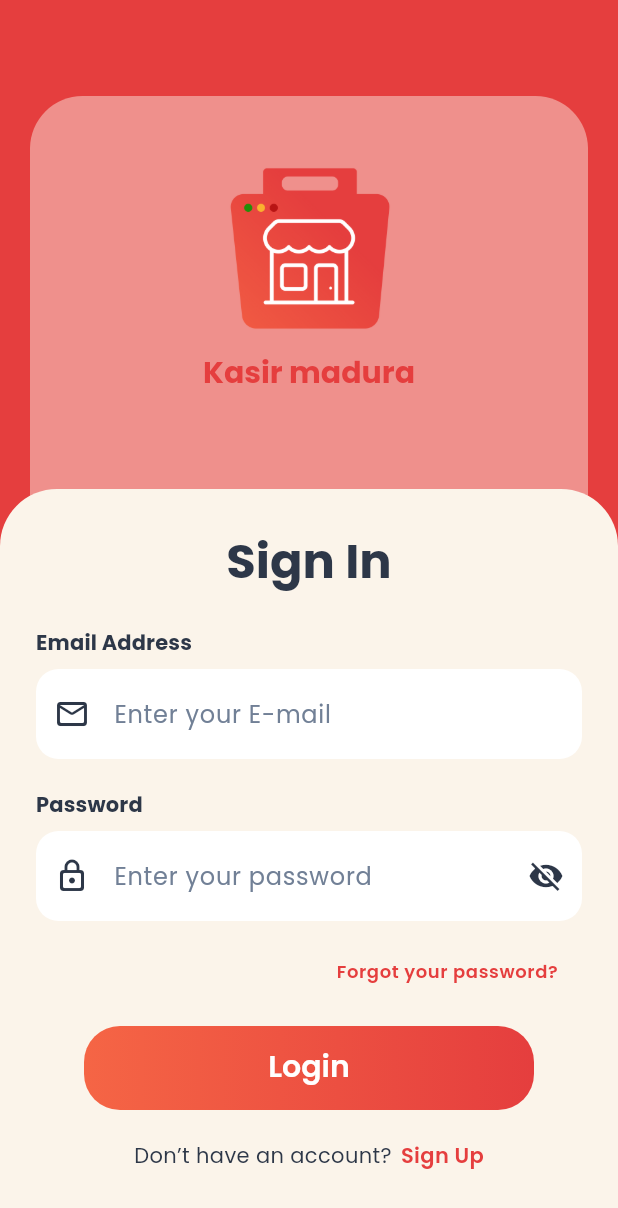
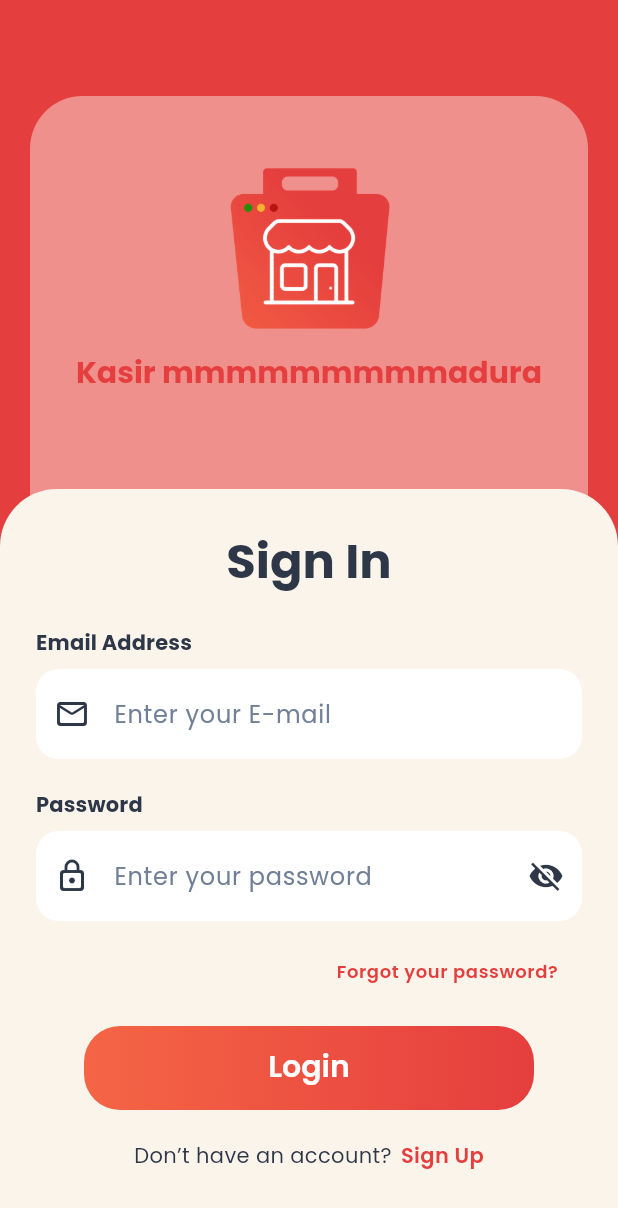
Before and after one commit to amad-IO/frontend-madura-store, a Flutter app: the LoginPage screen opened by its route, on a phone screen of 412 x 824 dp. Shown: the top 1208 px of the screen. Run offline on Flutter 3.47's test engine with Material 3 defaults, Android fonts, the phone set to English and light mode, and no system bars; our stand-ins replace google_fonts.

Commit message:
aku tambahin huruf m

```diff
--- a/lib/ui/pages/LoginPage.dart
+++ b/lib/ui/pages/LoginPage.dart
@@ -148,7 +148,7 @@ class _LoginPageState extends State<LoginPage> {
                         Positioned(
                           top: 146, // atur sesuai kebutuhan
                           child: Text(
-                            'Kasir madura',
+                            'Kasir mmmmmmmmmadura',
                             textAlign: TextAlign.center,
                             style: GoogleFonts.poppins(
                               color: AppTheme.primaryRed,
```
